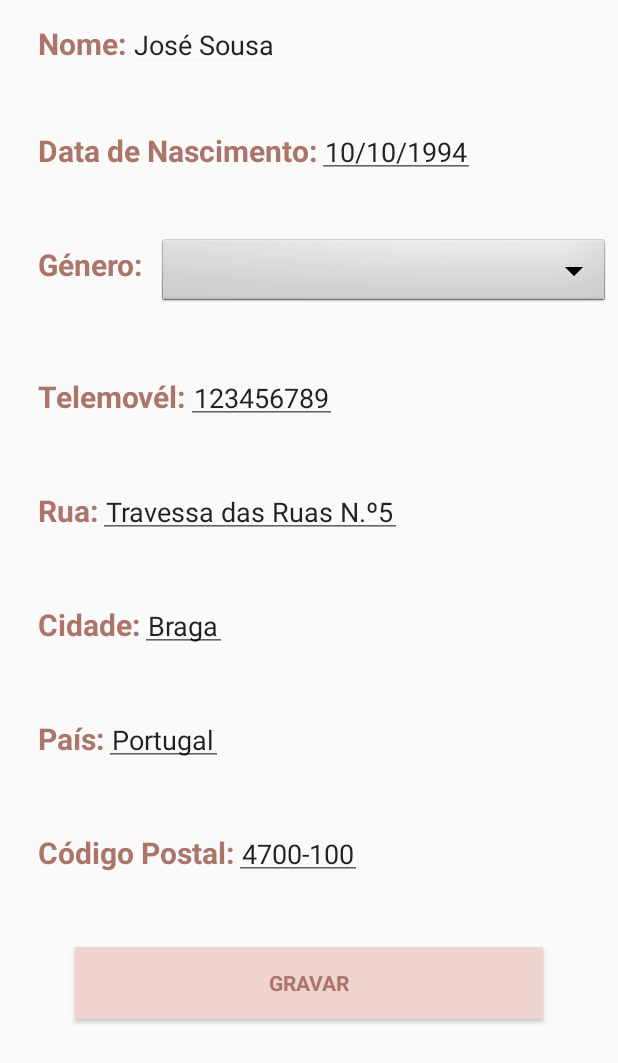
After one commit to pcardosolei/PetU4-app, an Android app: the layout activity_edit_user_profile.xml on its own in the app's theme, with its tools: preview values and no code run, on a phone screen of 412 x 824 dp. The commit adds this screen. Shown: the top 1063 px of the screen. Run offline under Robolectric (Android 15) with nearby library versions, the phone set to English and light mode, and no system bars.

Commit message:
Edit user(incomplete) (#32)
* Start

* Register complete

* Update

```diff
--- a/Pet4U/app/src/main/java/pet4u/pet4u/AppProperties.java
+++ b/Pet4U/app/src/main/java/pet4u/pet4u/AppProperties.java
@@ -9,7 +9,7 @@ public class AppProperties {
     public static String clientSecret = "my-secret-token-to-change-in-production";
     public static String grantType = "password";
     public static String scope = "read write";
-    public static String baseUrl = "http://pet4uweb.me";
+    public static String baseUrl = "http://192.168.43.242:8080";
 
     // main server : http://128.199.53.78:8080/
     // local server http://192.168.56.1:8080
--- a/Pet4U/app/src/main/java/pet4u/pet4u/activities/AnimalActivity.java
+++ b/Pet4U/app/src/main/java/pet4u/pet4u/activities/AnimalActivity.java
@@ -48,7 +48,7 @@ public class AnimalActivity extends AppCompatActivity implements EventosCallback
         display_nascimento = (TextView)findViewById(R.id.tv_display_nascimento);
         display_genero = (TextView)findViewById(R.id.tv_display_genero);
         display_peso = (TextView)findViewById(R.id.tv_display_peso);
-        display_porte = (TextView)findViewById(R.id.tv_display_porte);
+        //display_porte = (TextView)findViewById(R.id.tv_display_porte);
         display_raca = (TextView)findViewById(R.id.tv_display_raca);
         display_historico = (TextView)findViewById(R.id.tv_eventos);
         foto_animal =(ImageView) findViewById(R.id.foto_animal);
--- a/Pet4U/app/src/main/java/pet4u/pet4u/activities/MainScreenDono.java
+++ b/Pet4U/app/src/main/java/pet4u/pet4u/activities/MainScreenDono.java
@@ -41,7 +41,7 @@ import pet4u.pet4u.managers.DownloadImageTask;
 import pet4u.pet4u.managers.RVAdapter;
 import pet4u.pet4u.managers.RVAdapterAnimal;
 import pet4u.pet4u.user.AccountDTO;
-import pet4u.pet4u.UserToken;
+import pet4u.pet4u.managers.UserToken;
 import pet4u.pet4u.callbacks.AccountCallback;
 import pet4u.pet4u.managers.UserManager;
 import pet4u.pet4u.user.AddressDTO;
@@ -407,6 +407,7 @@ public class MainScreenDono
         if(accountDTO!=null) intent.putExtra("account", accountDTO);
         if(clientDTO!=null) intent.putExtra("client", clientDTO);
         if(animals!=null) intent.putExtra("animals", animals);
+        if(userManager!=null) intent.putExtra("userManager", userManager);
         startActivity(intent);
     }
 
--- a/Pet4U/app/src/main/java/pet4u/pet4u/callbacks/LoginCallback.java
+++ b/Pet4U/app/src/main/java/pet4u/pet4u/callbacks/LoginCallback.java
@@ -1,6 +1,6 @@
 package pet4u.pet4u.callbacks;
 
-import pet4u.pet4u.UserToken;
+import pet4u.pet4u.managers.UserToken;
 
 public interface LoginCallback {
     void onSuccess(UserToken userToken);
--- a/Pet4U/app/src/main/java/pet4u/pet4u/managers/RegisterManager.java
+++ b/Pet4U/app/src/main/java/pet4u/pet4u/managers/RegisterManager.java
@@ -1,6 +1,7 @@
 package pet4u.pet4u.managers;
 
 import android.content.Context;
+import android.util.Log;
 import android.widget.Toast;
 
 import pet4u.pet4u.callbacks.RegisterCallback;
@@ -51,7 +52,7 @@ public class RegisterManager {
                 int code = response.code();
 
                 if (code == 200 || code == 201) {
-                    Toast.makeText(context, "User created", Toast.LENGTH_LONG);
+                    Toast.makeText(context, "User created", Toast.LENGTH_LONG).show();
 
                 } else {
                     registerCallback.onFailureRegister(new Throwable("ERROR" + code + ", " + response.raw().message()));
@@ -61,6 +62,7 @@ public class RegisterManager {
             @Override
             public void onFailure(Call<Void> call, Throwable t) {
                 //todo: tratar
+                Log.e("RegisterManager","call.enqueue failed!");
             }
         });
     }
--- a/Pet4U/app/src/main/java/pet4u/pet4u/managers/UserLoginManager.java
+++ b/Pet4U/app/src/main/java/pet4u/pet4u/managers/UserLoginManager.java
@@ -1,8 +1,6 @@
 package pet4u.pet4u.managers;
 
 import android.util.Log;
-
-import pet4u.pet4u.UserToken;
 
 import pet4u.pet4u.callbacks.LoginCallback;
 import retrofit2.Call;
--- a/Pet4U/app/src/main/java/pet4u/pet4u/managers/UserManager.java
+++ b/Pet4U/app/src/main/java/pet4u/pet4u/managers/UserManager.java
@@ -2,6 +2,7 @@ package pet4u.pet4u.managers;
 
 import android.util.Log;
 
+import java.io.Serializable;
 import java.util.ArrayList;
 
 import pet4u.pet4u.AppProperties;
@@ -17,11 +18,9 @@ import pet4u.pet4u.services.ClientService;
 import pet4u.pet4u.services.ConsultaService;
 import pet4u.pet4u.services.EventosService;
 import pet4u.pet4u.user.AccountDTO;
-import pet4u.pet4u.UserToken;
 import pet4u.pet4u.services.AccountService;
 import pet4u.pet4u.user.AnimalDTO;
 import pet4u.pet4u.user.ClientDTO;
-import pet4u.pet4u.user.Consulta;
 import pet4u.pet4u.user.ConsultaDTO;
 import pet4u.pet4u.user.EventoDTO;
 import retrofit2.Call;
@@ -36,7 +35,7 @@ import retrofit2.converter.gson.GsonConverterFactory;
  * Project: Pet4U.
  */
 
-public class UserManager {
+public class UserManager implements Serializable{
     private static UserManager ourInstance;
     private UserToken userToken;
     private AccountDTO accountDTO;
--- a/Pet4U/app/src/main/java/pet4u/pet4u/UserToken.java
+++ b/Pet4U/app/src/main/java/pet4u/pet4u/managers/UserToken.java
@@ -1,4 +1,4 @@
-package pet4u.pet4u;
+package pet4u.pet4u.managers;
 
 import com.google.gson.annotations.SerializedName;
 
--- a/Pet4U/app/src/main/java/pet4u/pet4u/managers/UserTokenManager.java
+++ b/Pet4U/app/src/main/java/pet4u/pet4u/managers/UserTokenManager.java
@@ -5,7 +5,6 @@ import android.util.Log;
 
 
 import pet4u.pet4u.services.TokenService;
-import pet4u.pet4u.UserToken;
 import pet4u.pet4u.AppProperties;
 
 import java.io.UnsupportedEncodingException;
--- a/Pet4U/app/src/main/java/pet4u/pet4u/services/RegisterService.java
+++ b/Pet4U/app/src/main/java/pet4u/pet4u/services/RegisterService.java
@@ -4,6 +4,7 @@ import pet4u.pet4u.user.RegisterClienteDTO;
 
 import retrofit2.Call;
 import retrofit2.http.Body;
+import retrofit2.http.FormUrlEncoded;
 import retrofit2.http.POST;
 
 /**
--- a/Pet4U/app/src/main/java/pet4u/pet4u/services/TokenService.java
+++ b/Pet4U/app/src/main/java/pet4u/pet4u/services/TokenService.java
@@ -1,6 +1,6 @@
 package pet4u.pet4u.services;
 
-import pet4u.pet4u.UserToken;
+import pet4u.pet4u.managers.UserToken;
 
 import retrofit2.Call;
 import retrofit2.http.Field;
--- a/Pet4U/app/src/main/java/pet4u/pet4u/user/RegisterClienteDTO.java
+++ b/Pet4U/app/src/main/java/pet4u/pet4u/user/RegisterClienteDTO.java
@@ -1,10 +1,12 @@
 package pet4u.pet4u.user;
+
+import java.io.Serializable;
 
 /**
  * Created by carlosmorais on 16/12/2016.
  */
 
-public class RegisterClienteDTO {
+public class RegisterClienteDTO implements Serializable{
     private String login;
     private String email;
     private String password;
--- /dev/null
+++ b/Pet4U/app/src/main/res/layout/activity_edit_user_profile.xml
@@ -0,0 +1,301 @@
+<?xml version="1.0" encoding="utf-8"?>
+<LinearLayout xmlns:android="http://schemas.android.com/apk/res/android"
+    xmlns:tools="http://schemas.android.com/tools"
+    xmlns:app="http://schemas.android.com/apk/res-auto"
+    android:id="@+id/activity_animal"
+    android:layout_width="match_parent"
+    android:layout_height="match_parent"
+    android:weightSum="1"
+    app:flexWrap="wrap"
+    app:alignItems="stretch"
+    app:alignContent="stretch"
+    app:flexDirection="column"
+    tools:context="pet4u.pet4u.activities.AnimalActivity"
+    android:orientation="vertical">
+
+    <android.support.design.widget.AppBarLayout
+        android:layout_width="match_parent"
+        android:layout_height="wrap_content"
+        android:theme="@style/AppTheme.AppBarOverlay">
+
+    </android.support.design.widget.AppBarLayout>
+
+    <LinearLayout
+        android:layout_width="match_parent"
+        android:layout_height="0dp"
+        android:layout_weight="0.10"
+        android:orientation="horizontal"
+        android:paddingRight="5dp"
+        android:paddingBottom="5dp"
+        android:paddingTop="5dp"
+        android:paddingLeft="5dp">
+
+        <TextView
+            android:id="@+id/tv_nome"
+            android:layout_width="wrap_content"
+            android:layout_height="wrap_content"
+            android:textColor="@color/colorPrimaryDark"
+            android:textStyle="bold"
+            android:textSize="20sp"
+            android:paddingTop="10dp"
+            android:paddingStart="20dp"
+            android:text="Nome:"/>
+
+        <EditText
+            android:id="@+id/et_display_nome"
+            android:layout_width="wrap_content"
+            android:layout_height="wrap_content"
+            android:padding="5dp"
+            android:text="José Sousa"/>
+
+    </LinearLayout>
+
+
+    <LinearLayout
+        android:layout_width="match_parent"
+        android:layout_height="0dp"
+        android:layout_weight="0.10"
+        android:orientation="horizontal"
+        android:paddingRight="5dp"
+        android:paddingBottom="5dp"
+        android:paddingTop="5dp"
+        android:paddingLeft="5dp">
+
+        <TextView
+            android:id="@+id/tv_data_nascimento"
+            android:layout_width="wrap_content"
+            android:layout_height="wrap_content"
+            android:textColor="@color/colorPrimaryDark"
+            android:textStyle="bold"
+            android:textSize="20sp"
+            android:paddingTop="5dp"
+            android:paddingStart="20dp"
+            android:text="Data de Nascimento:"/>
+
+        <EditText
+            android:id="@+id/et_display_data_nascimento"
+            android:layout_width="wrap_content"
+            android:layout_height="wrap_content"
+            android:inputType="date"
+            android:padding="5dp"
+            android:text="10/10/1994"/>
+
+    </LinearLayout>
+
+    <LinearLayout
+        android:layout_width="match_parent"
+        android:layout_height="0dp"
+        android:layout_weight="0.11"
+        android:orientation="horizontal"
+        android:paddingRight="5dp"
+        android:paddingBottom="5dp"
+        android:paddingTop="5dp"
+        android:paddingLeft="5dp">
+
+        <TextView
+            android:id="@+id/tv_genero"
+            android:layout_width="wrap_content"
+            android:layout_height="wrap_content"
+            android:textColor="@color/colorPrimaryDark"
+            android:textStyle="bold"
+            android:textSize="20sp"
+            android:paddingTop="5dp"
+            android:paddingStart="20dp"
+            android:paddingEnd="10dp"
+            android:text="Género:"/>
+
+        <Spinner
+            android:id="@+id/spinner_genero"
+            android:layout_width="match_parent"
+            android:layout_height="wrap_content"
+            android:background="@android:drawable/btn_dropdown"
+            android:spinnerMode="dropdown"
+            android:paddingStart="20dp"
+            android:paddingEnd="20dp"/>
+    </LinearLayout>
+
+    <LinearLayout
+        android:layout_width="match_parent"
+        android:layout_height="0dp"
+        android:layout_weight="0.10"
+        android:orientation="horizontal"
+        android:paddingRight="5dp"
+        android:paddingBottom="5dp"
+        android:paddingTop="5dp"
+        android:paddingLeft="5dp">
+
+        <TextView
+            android:id="@+id/tv_telemovel"
+            android:layout_width="wrap_content"
+            android:layout_height="wrap_content"
+            android:textColor="@color/colorPrimaryDark"
+            android:textStyle="bold"
+            android:textSize="20sp"
+            android:paddingTop="10dp"
+            android:paddingStart="20dp"
+            android:text="Telemovél:"/>
+
+        <EditText
+            android:id="@+id/et_display_telemovel"
+            android:layout_width="wrap_content"
+            android:layout_height="wrap_content"
+            android:padding="5dp"
+            android:text="123456789"/>
+
+    </LinearLayout>
+
+    <LinearLayout
+        android:layout_width="match_parent"
+        android:layout_height="0dp"
+        android:layout_weight="0.10"
+        android:orientation="horizontal"
+        android:paddingRight="5dp"
+        android:paddingBottom="5dp"
+        android:paddingTop="5dp"
+        android:paddingLeft="5dp">
+
+        <TextView
+            android:id="@+id/tv_rua"
+            android:layout_width="wrap_content"
+            android:layout_height="wrap_content"
+            android:textColor="@color/colorPrimaryDark"
+            android:textStyle="bold"
+            android:textSize="20sp"
+            android:paddingTop="10dp"
+            android:paddingStart="20dp"
+            android:text="Rua:"/>
+
+        <EditText
+            android:id="@+id/et_display_rua"
+            android:layout_width="wrap_content"
+            android:layout_height="wrap_content"
+            android:padding="5dp"
+            android:text="Travessa das Ruas N.º5"/>
+
+    </LinearLayout>
+
+    <LinearLayout
+        android:layout_width="match_parent"
+        android:layout_height="0dp"
+        android:layout_weight="0.10"
+        android:orientation="horizontal"
+        android:paddingRight="5dp"
+        android:paddingBottom="5dp"
+        android:paddingTop="5dp"
+        android:paddingLeft="5dp">
+
+        <TextView
+            android:id="@+id/tv_cidade"
+            android:layout_width="wrap_content"
+            android:layout_height="wrap_content"
+            android:textColor="@color/colorPrimaryDark"
+            android:textStyle="bold"
+            android:textSize="20sp"
+            android:paddingTop="10dp"
+            android:paddingStart="20dp"
+            android:text="Cidade:"/>
+
+        <EditText
+            android:id="@+id/et_display_cidade"
+            android:layout_width="wrap_content"
+            android:layout_height="wrap_content"
+            android:padding="5dp"
+            android:text="Braga"/>
+
+    </LinearLayout>
+
+    <LinearLayout
+        android:layout_width="match_parent"
+        android:layout_height="0dp"
+        android:layout_weight="0.10"
+        android:orientation="horizontal"
+        android:paddingRight="5dp"
+        android:paddingBottom="5dp"
+        android:paddingTop="5dp"
+        android:paddingLeft="5dp">
+
+        <TextView
+            android:id="@+id/tv_pais"
+            android:layout_width="wrap_content"
+            android:layout_height="wrap_content"
+            android:textColor="@color/colorPrimaryDark"
+            android:textStyle="bold"
+            android:textSize="20sp"
+            android:paddingTop="10dp"
+            android:paddingStart="20dp"
+            android:text="País:"/>
+
+        <EditText
+            android:id="@+id/et_display_pais"
+            android:layout_width="wrap_content"
+            android:layout_height="wrap_content"
+            android:padding="5dp"
+            android:text="Portugal"/>
+
+    </LinearLayout>
+
+    <LinearLayout
+        android:layout_width="match_parent"
+        android:layout_height="0dp"
+        android:layout_weight="0.10"
+        android:orientation="horizontal"
+        android:paddingRight="5dp"
+        android:paddingBottom="5dp"
+        android:paddingTop="5dp"
+        android:paddingLeft="5dp">
+
+        <TextView
+            android:id="@+id/tv_codPostal"
+            android:layout_width="wrap_content"
+            android:layout_height="wrap_content"
+            android:textColor="@color/colorPrimaryDark"
+            android:textStyle="bold"
+            android:textSize="20sp"
+            android:paddingTop="10dp"
+            android:paddingStart="20dp"
+            android:text="Código Postal:"/>
+
+        <EditText
+            android:id="@+id/et_display_codPostal"
+            android:layout_width="wrap_content"
+            android:layout_height="wrap_content"
+            android:padding="5dp"
+            android:text="4700-100"/>
+
+    </LinearLayout>
+
+    <!--Button
+        android:id="@+id/b_change_photo"
+        style="?android:textAppearanceSmall"
+        android:layout_width="match_parent"
+        android:layout_height="wrap_content"
+        android:layout_marginTop="16dp"
+        android:layout_marginLeft="50dp"
+        android:layout_marginRight="50dp"
+        android:text="Trocar de Foto"
+        android:textStyle="bold"
+        android:textColor="@color/colorPrimaryDark"
+        android:background="@color/buttonColor"
+        tools:ignore="HardcodedText"
+        android:elevation="0dp"
+        tools:targetApi="lollipop"  /-->
+
+    <Button
+        android:id="@+id/b_save"
+        style="?android:textAppearanceSmall"
+        android:layout_width="match_parent"
+        android:layout_height="wrap_content"
+        android:layout_marginTop="16dp"
+        android:layout_marginLeft="50dp"
+        android:layout_marginRight="50dp"
+        android:text="Gravar"
+        android:textStyle="bold"
+        android:textColor="@color/colorPrimaryDark"
+        android:background="@color/buttonColor"
+        tools:ignore="HardcodedText"
+        android:elevation="0dp"
+        tools:targetApi="lollipop"
+        android:onClick="saveData"/>
+
+
+</LinearLayout>
--- a/Pet4U/app/src/main/res/layout/activity_login.xml
+++ b/Pet4U/app/src/main/res/layout/activity_login.xml
@@ -77,7 +77,7 @@
                 android:onClick="attemptLogin"/>
 
             <Button
-                android:id="@+id/register_button"
+                android:id="@+id/b_register"
                 style="?android:textAppearanceSmall"
                 android:layout_width="match_parent"
                 android:layout_height="wrap_content"
@@ -91,7 +91,7 @@
                 tools:ignore="HardcodedText"
                 android:elevation="0dp"
                 tools:targetApi="lollipop"
-                android:onClick="toRegisterAct"/>
+                android:onClick="toRegisterActivity"/>
 
         </LinearLayout>
     </ScrollView>
```
Also changed, not shown: Pet4U/app/src/main/AndroidManifest.xml (+10 -10 lines), Pet4U/app/src/main/java/pet4u/pet4u/activities/EditUserProfileActivity.java (added, +100 -0 lines), Pet4U/app/src/main/java/pet4u/pet4u/activities/LoginActivity.java (+10 -2 lines), Pet4U/app/src/main/java/pet4u/pet4u/activities/RegisterActivity.java (+30 -4 lines), Pet4U/app/src/main/java/pet4u/pet4u/activities/UserProfileActivity.java (+12 -4 lines), Pet4U/app/src/main/java/pet4u/pet4u/services/ClientService.java (+9 -0 lines).
